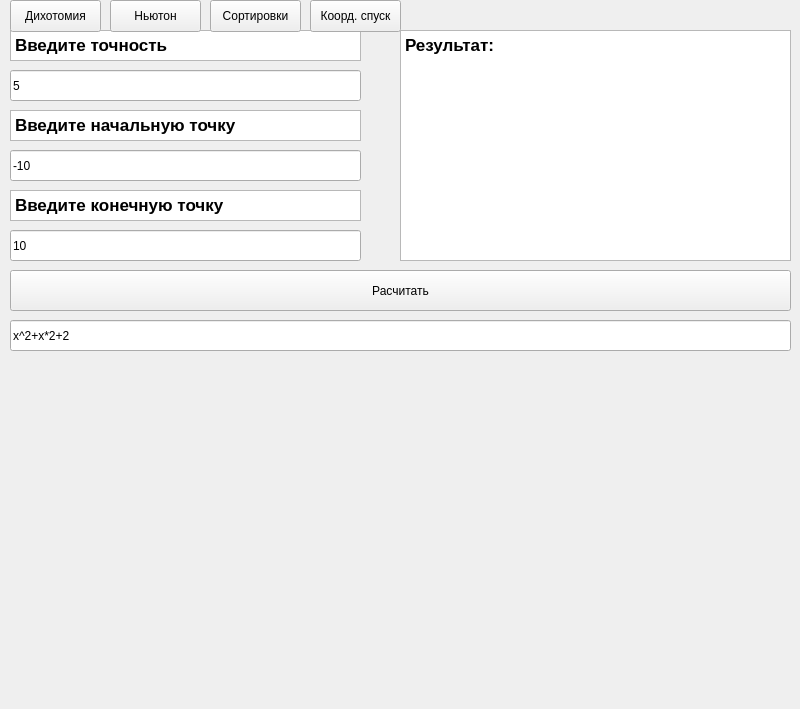
Qt form mainwindow.ui (josephiskingkong/QtMathLab) before a commit.
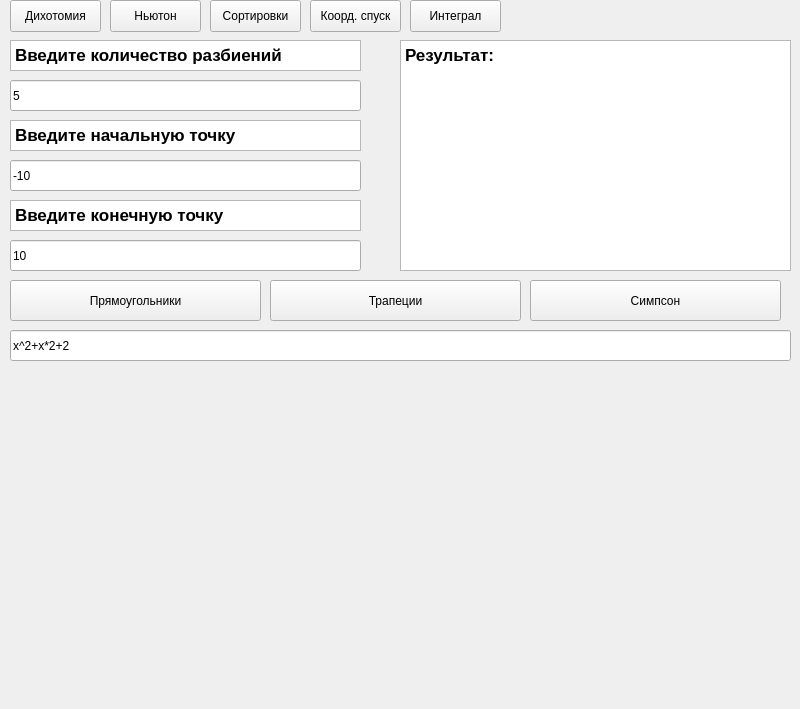
The same form after that commit. Custom widgets are drawn as their Qt base class.

Commit message: Add new integral methods

```diff
--- a/mainwindow.ui
+++ b/mainwindow.ui
@@ -24,7 +24,7 @@
      </rect>
     </property>
     <property name="currentIndex">
-     <number>0</number>
+     <number>4</number>
     </property>
     <widget class="QWidget" name="dichotomyPage">
      <property name="font">
@@ -758,6 +758,201 @@
       </property>
      </widget>
     </widget>
+    <widget class="QWidget" name="integralPage">
+     <widget class="QLineEdit" name="integralEnd">
+      <property name="geometry">
+       <rect>
+        <x>10</x>
+        <y>240</y>
+        <width>351</width>
+        <height>31</height>
+       </rect>
+      </property>
+      <property name="text">
+       <string>10</string>
+      </property>
+     </widget>
+     <widget class="QLineEdit" name="integralStart">
+      <property name="geometry">
+       <rect>
+        <x>10</x>
+        <y>160</y>
+        <width>351</width>
+        <height>31</height>
+       </rect>
+      </property>
+      <property name="text">
+       <string>-10</string>
+      </property>
+     </widget>
+     <widget class="QTextBrowser" name="textBrowser_13">
+      <property name="geometry">
+       <rect>
+        <x>10</x>
+        <y>40</y>
+        <width>351</width>
+        <height>31</height>
+       </rect>
+      </property>
+      <property name="lineWidth">
+       <number>0</number>
+      </property>
+      <property name="html">
+       <string>&lt;!DOCTYPE HTML PUBLIC &quot;-//W3C//DTD HTML 4.0//EN&quot; &quot;http://www.w3.org/TR/REC-html40/strict.dtd&quot;&gt;
+&lt;html&gt;&lt;head&gt;&lt;meta name=&quot;qrichtext&quot; content=&quot;1&quot; /&gt;&lt;meta charset=&quot;utf-8&quot; /&gt;&lt;style type=&quot;text/css&quot;&gt;
+p, li { white-space: pre-wrap; }
+hr { height: 1px; border-width: 0; }
+li.unchecked::marker { content: &quot;\2610&quot;; }
+li.checked::marker { content: &quot;\2612&quot;; }
+&lt;/style&gt;&lt;/head&gt;&lt;body style=&quot; font-family:'.AppleSystemUIFont'; font-size:13pt; font-weight:400; font-style:normal;&quot;&gt;
+&lt;p style=&quot; margin-top:0px; margin-bottom:0px; margin-left:0px; margin-right:0px; -qt-block-indent:0; text-indent:0px;&quot;&gt;&lt;span style=&quot; font-weight:700;&quot;&gt;Введите количество разбиений&lt;/span&gt;&lt;/p&gt;&lt;/body&gt;&lt;/html&gt;</string>
+      </property>
+     </widget>
+     <widget class="QTextBrowser" name="integralResult">
+      <property name="geometry">
+       <rect>
+        <x>400</x>
+        <y>40</y>
+        <width>391</width>
+        <height>231</height>
+       </rect>
+      </property>
+      <property name="lineWidth">
+       <number>0</number>
+      </property>
+      <property name="html">
+       <string>&lt;!DOCTYPE HTML PUBLIC &quot;-//W3C//DTD HTML 4.0//EN&quot; &quot;http://www.w3.org/TR/REC-html40/strict.dtd&quot;&gt;
+&lt;html&gt;&lt;head&gt;&lt;meta name=&quot;qrichtext&quot; content=&quot;1&quot; /&gt;&lt;meta charset=&quot;utf-8&quot; /&gt;&lt;style type=&quot;text/css&quot;&gt;
+p, li { white-space: pre-wrap; }
+hr { height: 1px; border-width: 0; }
+li.unchecked::marker { content: &quot;\2610&quot;; }
+li.checked::marker { content: &quot;\2612&quot;; }
+&lt;/style&gt;&lt;/head&gt;&lt;body style=&quot; font-family:'.AppleSystemUIFont'; font-size:13pt; font-weight:400; font-style:normal;&quot;&gt;
+&lt;p style=&quot; margin-top:0px; margin-bottom:0px; margin-left:0px; margin-right:0px; -qt-block-indent:0; text-indent:0px;&quot;&gt;&lt;span style=&quot; font-weight:700;&quot;&gt;Результат:&lt;/span&gt;&lt;/p&gt;&lt;/body&gt;&lt;/html&gt;</string>
+      </property>
+     </widget>
+     <widget class="QCustomPlot" name="integralPlot" native="true">
+      <property name="geometry">
+       <rect>
+        <x>10</x>
+        <y>370</y>
+        <width>781</width>
+        <height>341</height>
+       </rect>
+      </property>
+     </widget>
+     <widget class="QLineEdit" name="integralExpression">
+      <property name="geometry">
+       <rect>
+        <x>10</x>
+        <y>330</y>
+        <width>781</width>
+        <height>31</height>
+       </rect>
+      </property>
+      <property name="text">
+       <string>x^2+x*2+2</string>
+      </property>
+     </widget>
+     <widget class="QTextBrowser" name="textBrowser_14">
+      <property name="geometry">
+       <rect>
+        <x>10</x>
+        <y>200</y>
+        <width>351</width>
+        <height>31</height>
+       </rect>
+      </property>
+      <property name="lineWidth">
+       <number>0</number>
+      </property>
+      <property name="html">
+       <string>&lt;!DOCTYPE HTML PUBLIC &quot;-//W3C//DTD HTML 4.0//EN&quot; &quot;http://www.w3.org/TR/REC-html40/strict.dtd&quot;&gt;
+&lt;html&gt;&lt;head&gt;&lt;meta name=&quot;qrichtext&quot; content=&quot;1&quot; /&gt;&lt;meta charset=&quot;utf-8&quot; /&gt;&lt;style type=&quot;text/css&quot;&gt;
+p, li { white-space: pre-wrap; }
+hr { height: 1px; border-width: 0; }
+li.unchecked::marker { content: &quot;\2610&quot;; }
+li.checked::marker { content: &quot;\2612&quot;; }
+&lt;/style&gt;&lt;/head&gt;&lt;body style=&quot; font-family:'.AppleSystemUIFont'; font-size:13pt; font-weight:400; font-style:normal;&quot;&gt;
+&lt;p style=&quot; margin-top:0px; margin-bottom:0px; margin-left:0px; margin-right:0px; -qt-block-indent:0; text-indent:0px;&quot;&gt;&lt;span style=&quot; font-weight:700;&quot;&gt;Введите конечную точку&lt;/span&gt;&lt;/p&gt;&lt;/body&gt;&lt;/html&gt;</string>
+      </property>
+     </widget>
+     <widget class="QLineEdit" name="integralEpsilon">
+      <property name="geometry">
+       <rect>
+        <x>10</x>
+        <y>80</y>
+        <width>351</width>
+        <height>31</height>
+       </rect>
+      </property>
+      <property name="text">
+       <string>5</string>
+      </property>
+     </widget>
+     <widget class="QPushButton" name="integralBtn">
+      <property name="geometry">
+       <rect>
+        <x>10</x>
+        <y>280</y>
+        <width>251</width>
+        <height>41</height>
+       </rect>
+      </property>
+      <property name="text">
+       <string>Прямоугольники</string>
+      </property>
+     </widget>
+     <widget class="QTextBrowser" name="textBrowser_10">
+      <property name="geometry">
+       <rect>
+        <x>10</x>
+        <y>120</y>
+        <width>351</width>
+        <height>31</height>
+       </rect>
+      </property>
+      <property name="lineWidth">
+       <number>0</number>
+      </property>
+      <property name="html">
+       <string>&lt;!DOCTYPE HTML PUBLIC &quot;-//W3C//DTD HTML 4.0//EN&quot; &quot;http://www.w3.org/TR/REC-html40/strict.dtd&quot;&gt;
+&lt;html&gt;&lt;head&gt;&lt;meta name=&quot;qrichtext&quot; content=&quot;1&quot; /&gt;&lt;meta charset=&quot;utf-8&quot; /&gt;&lt;style type=&quot;text/css&quot;&gt;
+p, li { white-space: pre-wrap; }
+hr { height: 1px; border-width: 0; }
+li.unchecked::marker { content: &quot;\2610&quot;; }
+li.checked::marker { content: &quot;\2612&quot;; }
+&lt;/style&gt;&lt;/head&gt;&lt;body style=&quot; font-family:'.AppleSystemUIFont'; font-size:13pt; font-weight:400; font-style:normal;&quot;&gt;
+&lt;p style=&quot; margin-top:0px; margin-bottom:0px; margin-left:0px; margin-right:0px; -qt-block-indent:0; text-indent:0px;&quot;&gt;&lt;span style=&quot; font-weight:700;&quot;&gt;Введите начальную точку&lt;/span&gt;&lt;/p&gt;&lt;/body&gt;&lt;/html&gt;</string>
+      </property>
+     </widget>
+     <widget class="QPushButton" name="integralBtn_2">
+      <property name="geometry">
+       <rect>
+        <x>270</x>
+        <y>280</y>
+        <width>251</width>
+        <height>41</height>
+       </rect>
+      </property>
+      <property name="text">
+       <string>Трапеции</string>
+      </property>
+     </widget>
+     <widget class="QPushButton" name="integralBtn_3">
+      <property name="geometry">
+       <rect>
+        <x>530</x>
+        <y>280</y>
+        <width>251</width>
+        <height>41</height>
+       </rect>
+      </property>
+      <property name="text">
+       <string>Симпсон</string>
+      </property>
+     </widget>
+    </widget>
    </widget>
    <widget class="QPushButton" name="dichotomy">
     <property name="geometry">
@@ -811,6 +1006,19 @@
      <string>Коорд. спуск</string>
     </property>
    </widget>
+   <widget class="QPushButton" name="integral">
+    <property name="geometry">
+     <rect>
+      <x>410</x>
+      <y>0</y>
+      <width>91</width>
+      <height>32</height>
+     </rect>
+    </property>
+    <property name="text">
+     <string>Интеграл</string>
+    </property>
+   </widget>
   </widget>
  </widget>
  <customwidgets>
```
The commit also changes 2 other files.
